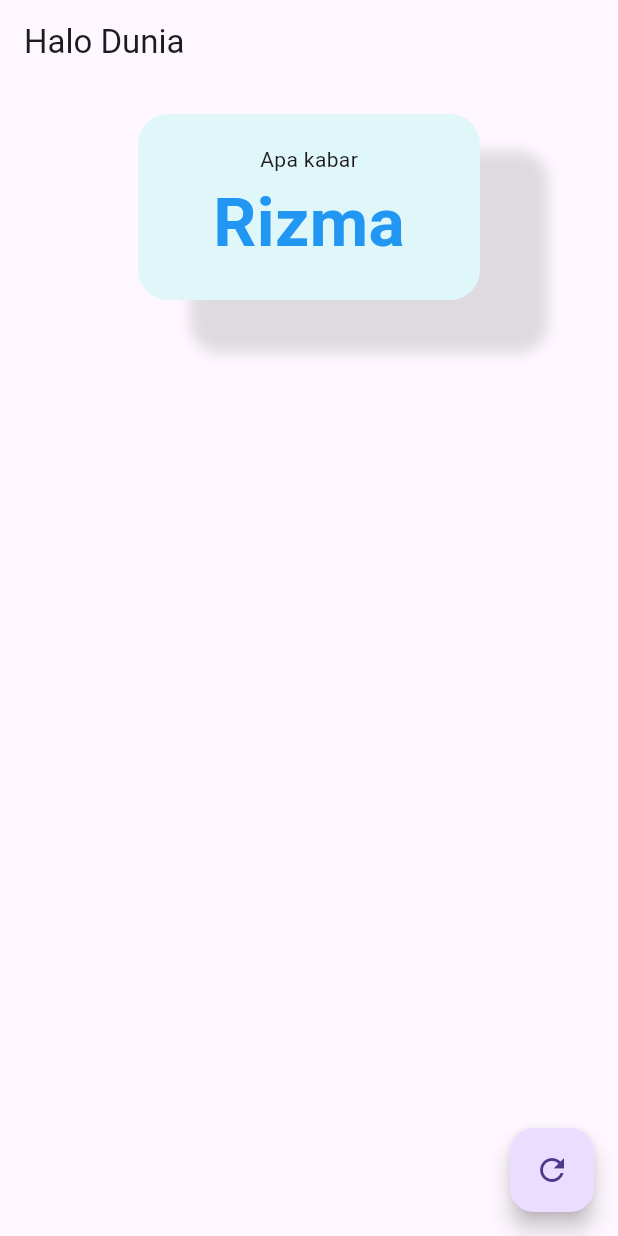
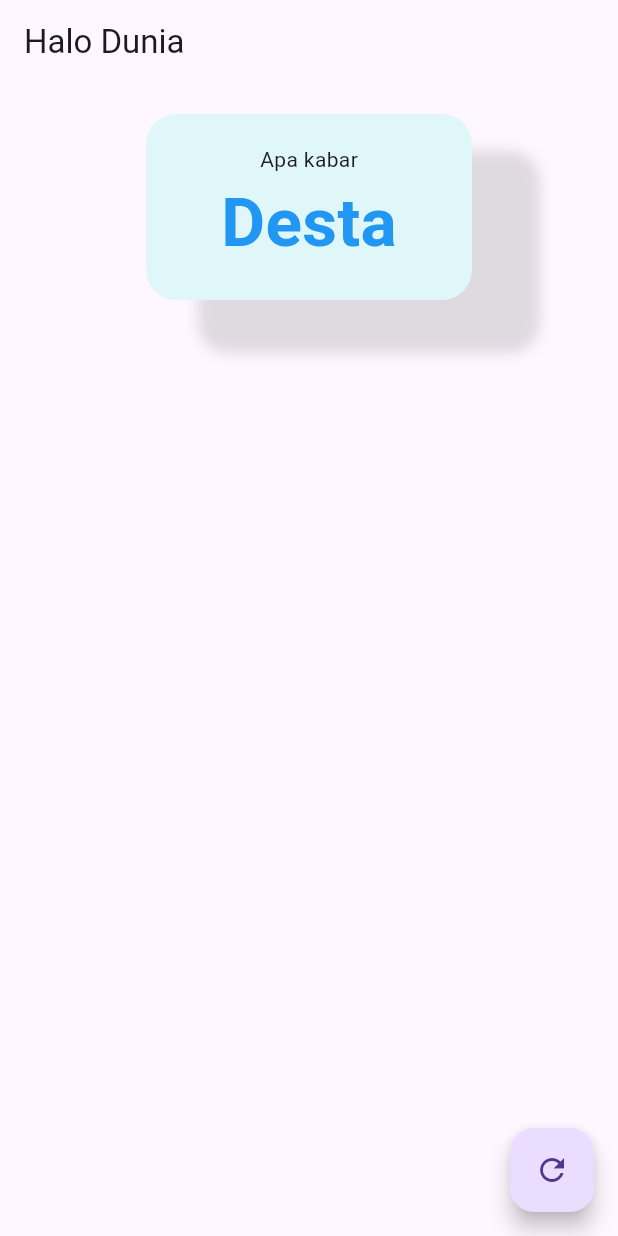
Before and after one commit to destamutiara/jobsheet7, a Flutter app: the screen it shows after launch, on a phone screen of 412 x 824 dp. Run offline on Flutter 3.47's test engine with Material 3 defaults, Android fonts, the phone set to English and light mode, and no system bars.

Commit message:
jobsheet7

```diff
--- a/lib/main.dart
+++ b/lib/main.dart
@@ -54,7 +54,7 @@ class TeksUtama extends StatefulWidget {
 
 class StateTeksUtama extends State<TeksUtama> {
   var listNama = [
-    'Rizma', 'Andi', 'Sari', 'Rudi',
+    'Desta', 'Andi', 'Sari', 'Rudi',
     'Nurul', 'Huda', 'Lendis', 'Fabri'
   ];
 
```
